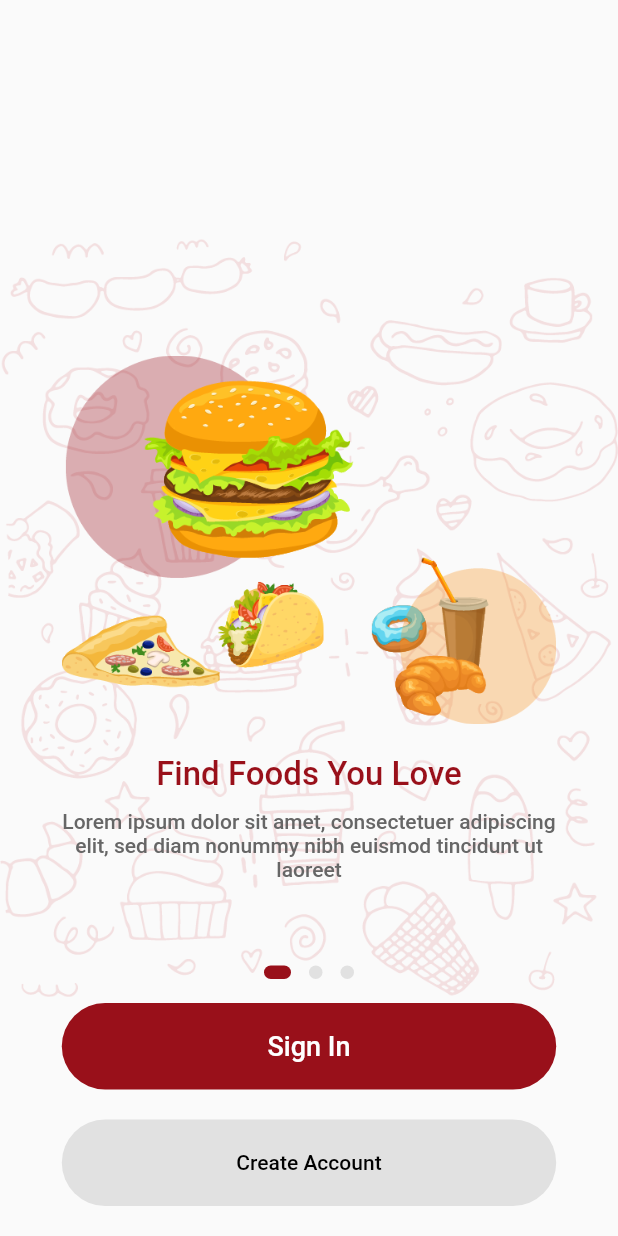
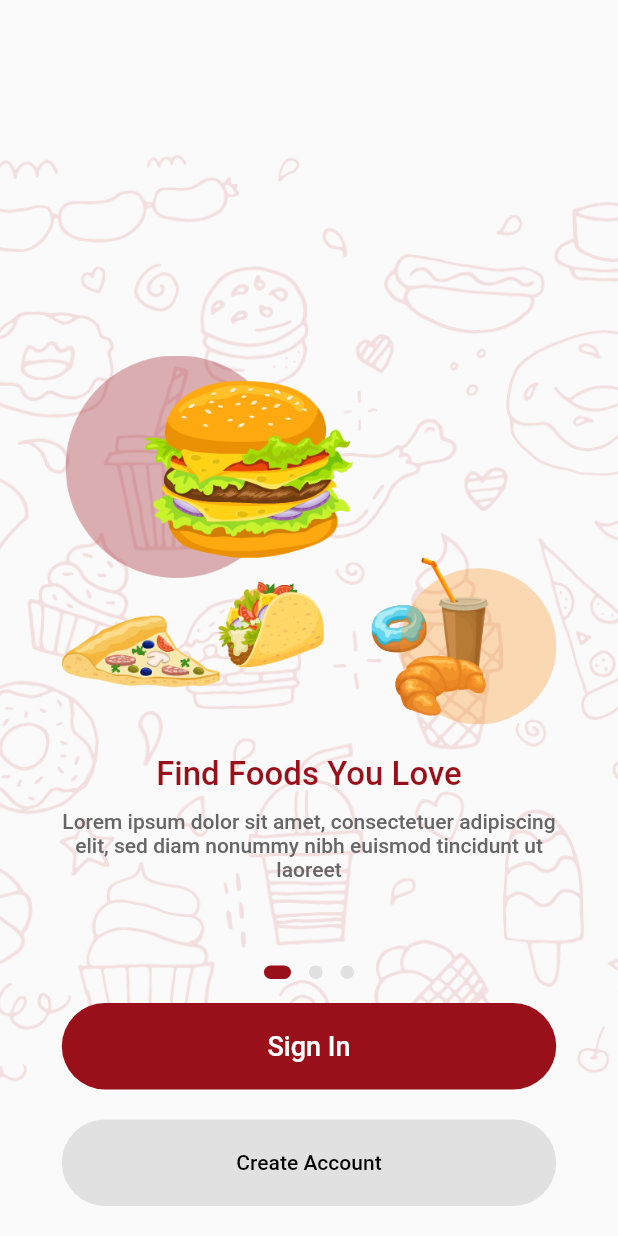
Before and after one commit to El-jawsagy/bakery_sweet, a Flutter app: the OnBoardingScreen screen opened by its route, on a phone screen of 412 x 824 dp. Run offline on Flutter 3.47's test engine with Material 2 defaults, Android fonts, the light colour scheme and no system bars; drawn by our look-alikes of dots_indicator.

Commit message:
edit auth screens and rearrange it

```diff
--- a/lib/views/onbarding_screen.dart
+++ b/lib/views/onbarding_screen.dart
@@ -1,9 +1,9 @@
 // this is widget shared in almost all screen in app
-import '../views/signin_screen.dart';
 import '../widgets/bottons_and_text_fields_materials.dart';
 
 // screen of app to navigator to it
-import 'signup_screen.dart';
+import './auth/signup_screen.dart';
+import './auth/signin_screen.dart';
 
 //dummy data
 import '../data/dummy_data.dart';
@@ -17,22 +17,19 @@ import 'package:dots_indicator/dots_indicator.dart';
 
 class OnBoardingScreen extends StatelessWidget {
   static const String routeNamed = "onboardingScreen";
+  ValueNotifier<int> posIndecator = ValueNotifier(0);
 
   @override
   Widget build(BuildContext context) {
-    ValueNotifier<int> posIndecator = ValueNotifier(0);
-
     return Scaffold(
       // backgroundColor: CustomColors.transparentColor,
       body: Stack(
         alignment: Alignment.center,
         children: [
-          Image.asset(
-            "assets/images/background_image.png",
-            width: MediaQuery.of(context).size.width,
-            height: MediaQuery.of(context).size.height * 0.85,
-            fit: BoxFit.contain,
-          ),
+          //back ground image
+          backGroundImage(ctx: context),
+
+          //pageview to show screen on onboarding
           PageView.builder(
             itemBuilder: (ctx, index) =>
                 _buildOnBoardingPageChild(ctx, onbardingPages[index]),
@@ -41,79 +38,9 @@ class OnBoardingScreen extends StatelessWidget {
             },
             itemCount: onbardingPages.length,
           ),
-          Column(
-            mainAxisAlignment: MainAxisAlignment.end,
-            crossAxisAlignment: CrossAxisAlignment.center,
-            children: [
-              ValueListenableBuilder(
-                valueListenable: posIndecator,
-                builder: (BuildContext context, value, Widget child) {
-                  return DotsIndicator(
-                    dotsCount: onbardingPages.length,
-                    position: posIndecator.value.toDouble(),
-                    decorator: DotsDecorator(
-                      size: const Size.square(9.0),
-                      activeSize: const Size(18.0, 9.0),
-                      activeShape: RoundedRectangleBorder(
-                          borderRadius: BorderRadius.circular(5.0)),
-                      color: CustomColors.greyColor,
-                      activeColor: CustomColors.mainColor,
-                    ),
-                  );
-                },
-              ),
-              SizedBox(
-                height: 10,
-              ),
-              roundedButtonContainer(
-                ctx: context,
-                usedColor: CustomColors.mainColor,
-                widthFactor: 0.8,
-                childWidget: TextButton(
-                  onPressed: () {
-                    Navigator.pushNamed(context, SignInScreen.routeNamed);
-                  },
-                  child: Container(
-                    width: MediaQuery.of(context).size.width * 0.8,
-                    child: Center(
-                      child: Text(
-                        "Sign In",
-                        style: TextStyle(
-                          fontSize: 18,
-                          fontWeight: FontWeight.w500,
-                          color: CustomColors.whiteColor,
-                        ),
-                      ),
-                    ),
-                  ),
-                ),
-              ),
-              SizedBox(
-                height: 20,
-              ),
-              roundedButtonContainer(
-                ctx: context,
-                usedColor: CustomColors.greyColor,
-                widthFactor: 0.8,
-                childWidget: TextButton(
-                  onPressed: () {
-                    Navigator.pushNamed(context, SignUpScreen.routeNamed);
-                  },
-                  child: Text(
-                    "Create Account",
-                    style: TextStyle(
-                      fontSize: 14,
-                      fontWeight: FontWeight.w500,
-                      color: CustomColors.titleBlackColor,
-                    ),
-                  ),
-                ),
-              ),
-              SizedBox(
-                height: 20,
-              ),
-            ],
-          )
+
+          //column to show dots indecator and button of Sign in or sign up
+          _buildContainerOfIndecaorAndButtons(mainCtx: context),
         ],
       ),
     );
@@ -158,4 +85,80 @@ class OnBoardingScreen extends StatelessWidget {
       ],
     );
   }
+
+  _buildContainerOfIndecaorAndButtons({BuildContext mainCtx}) {
+    return Column(
+      mainAxisAlignment: MainAxisAlignment.end,
+      crossAxisAlignment: CrossAxisAlignment.center,
+      children: [
+        ValueListenableBuilder(
+          valueListenable: posIndecator,
+          builder: (BuildContext context, value, Widget child) {
+            return DotsIndicator(
+              dotsCount: onbardingPages.length,
+              position: posIndecator.value.toDouble(),
+              decorator: DotsDecorator(
+                size: const Size.square(9.0),
+                activeSize: const Size(18.0, 9.0),
+                activeShape: RoundedRectangleBorder(
+                    borderRadius: BorderRadius.circular(5.0)),
+                color: CustomColors.greyColor,
+                activeColor: CustomColors.mainColor,
+              ),
+            );
+          },
+        ),
+        SizedBox(
+          height: 10,
+        ),
+        roundedButtonContainer(
+          ctx: mainCtx,
+          usedColor: CustomColors.mainColor,
+          widthFactor: 0.8,
+          childWidget: TextButton(
+            onPressed: () {
+              Navigator.pushNamed(mainCtx, SignInScreen.routeNamed);
+            },
+            child: Container(
+              width: MediaQuery.of(mainCtx).size.width * 0.8,
+              child: Center(
+                child: Text(
+                  "Sign In",
+                  style: TextStyle(
+                    fontSize: 18,
+                    fontWeight: FontWeight.w500,
+                    color: CustomColors.whiteColor,
+                  ),
+                ),
+              ),
+            ),
+          ),
+        ),
+        SizedBox(
+          height: 20,
+        ),
+        roundedButtonContainer(
+          ctx: mainCtx,
+          usedColor: CustomColors.greyColor,
+          widthFactor: 0.8,
+          childWidget: TextButton(
+            onPressed: () {
+              Navigator.pushNamed(mainCtx, SignUpScreen.routeNamed);
+            },
+            child: Text(
+              "Create Account",
+              style: TextStyle(
+                fontSize: 14,
+                fontWeight: FontWeight.w500,
+                color: CustomColors.titleBlackColor,
+              ),
+            ),
+          ),
+        ),
+        SizedBox(
+          height: 20,
+        ),
+      ],
+    );
+  }
 }
--- a/lib/views/welcom_screen.dart
+++ b/lib/views/welcom_screen.dart
@@ -59,6 +59,9 @@ class WelcomScreen extends StatelessWidget {
                     SizedBox(
                       height: 20,
                     ),
+
+                    //button to navigat to next screen
+
                     roundedButtonContainer(
                       ctx: context,
                       usedColor: CustomColors.whiteColor,
--- a/lib/widgets/bottons_and_text_fields_materials.dart
+++ b/lib/widgets/bottons_and_text_fields_materials.dart
@@ -1,6 +1,17 @@
 //pub and core package
 import 'package:bakery_sweet/theme/theme.dart';
 import 'package:flutter/material.dart';
+
+Widget backGroundImage({
+  BuildContext ctx,
+}) {
+  return Image.asset(
+    "assets/images/background_image.png",
+    width: MediaQuery.of(ctx).size.width,
+    height: MediaQuery.of(ctx).size.height * 0.75,
+    fit: BoxFit.cover,
+  );
+}
 
 Widget roundedButtonContainer(
     {BuildContext ctx,
```
Also changed, not shown: lib/main.dart (+4 -3 lines), lib/views/auth/forget_pass.dart (renamed from lib/views/signup_screen.dart, +26 -44 lines), lib/views/auth/signin_screen.dart (added, +179 -0 lines), lib/views/auth/signup_screen.dart (renamed from lib/views/signin_screen.dart, +88 -15 lines), lib/views/home/main_home_screen.dart (added), 1 other file.
